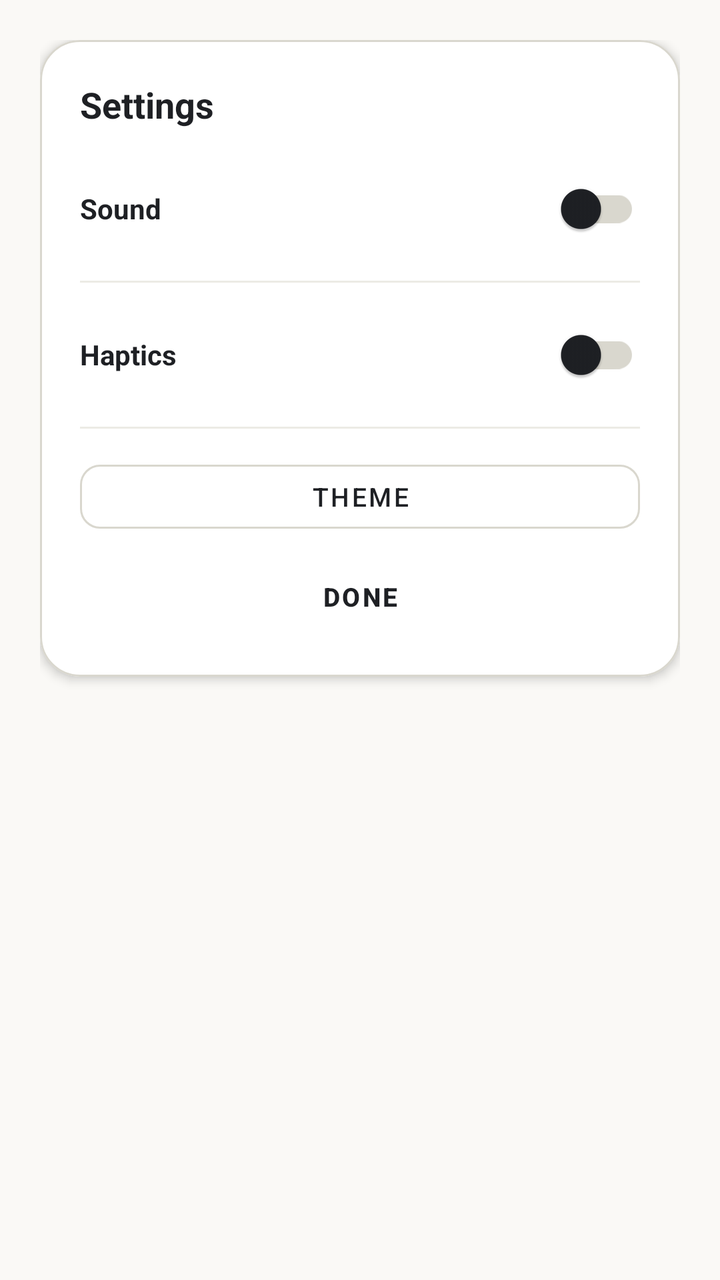
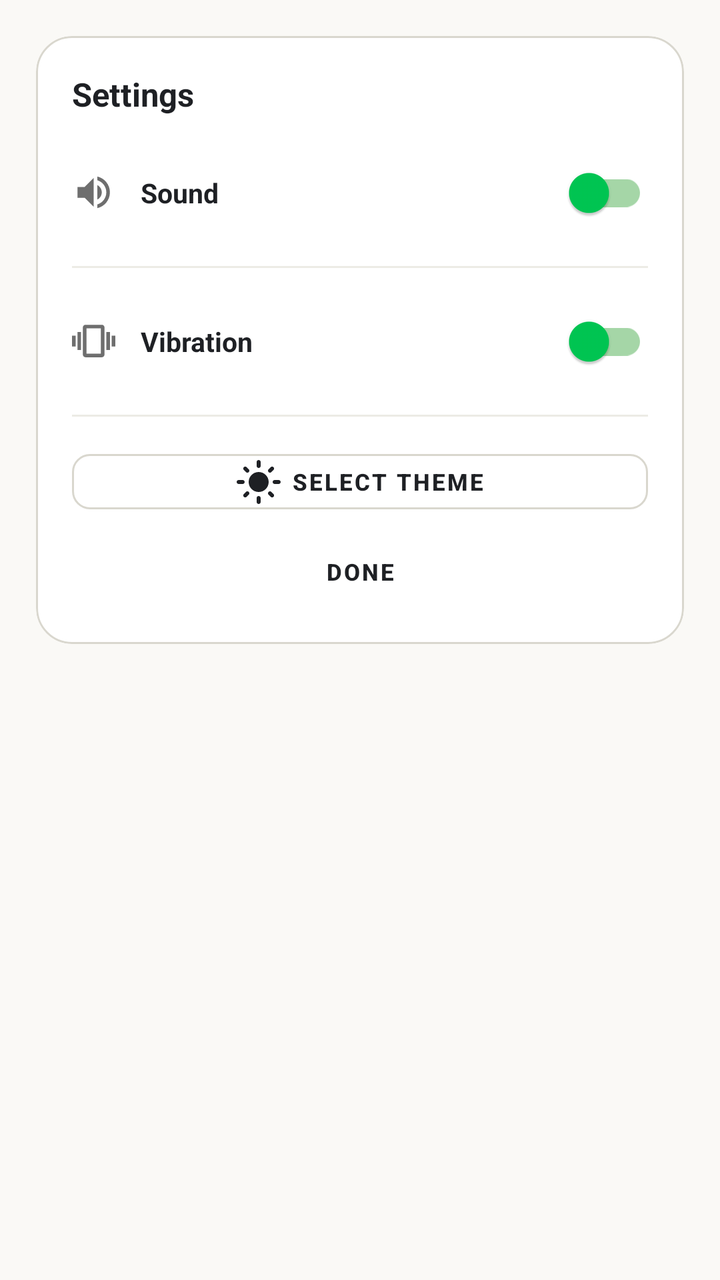

Screens rendered from an Android XML layout before and after an edit, with the pre-edit source and the edit as a unified diff.
<!-- AndroidManifest.xml: application theme Theme.NumberBlocks -->
<!-- res/layout/dialog_settings.xml -->
<?xml version="1.0" encoding="utf-8"?>
<LinearLayout xmlns:android="http://schemas.android.com/apk/res/android"
    xmlns:app="http://schemas.android.com/apk/res-auto"
    android:layout_width="match_parent"
    android:layout_height="wrap_content"
    android:background="@android:color/transparent"
    android:orientation="vertical"
    android:padding="20dp">

    <com.google.android.material.card.MaterialCardView
        android:layout_width="match_parent"
        android:layout_height="wrap_content"
        app:cardBackgroundColor="#FFFFFF"
        app:cardCornerRadius="20dp"
        app:cardElevation="3dp"
        app:strokeColor="#D9D7CE"
        app:strokeWidth="1dp">

        <LinearLayout
            android:layout_width="match_parent"
            android:layout_height="wrap_content"
            android:orientation="vertical"
            android:padding="20dp">

            <TextView
                android:layout_width="wrap_content"
                android:layout_height="wrap_content"
                android:text="Settings"
                android:textColor="#1E2024"
                android:textSize="18sp"
                android:textStyle="bold" />

            
            <LinearLayout
                android:layout_width="match_parent"
                android:layout_height="wrap_content"
                android:layout_marginTop="16dp"
                android:gravity="center_vertical"
                android:orientation="horizontal">

                <TextView
                    android:layout_width="0dp"
                    android:layout_height="wrap_content"
                    android:layout_weight="1"
                    android:text="Sound"
                    android:textColor="#1E2024"
                    android:textSize="14sp"
                    android:textStyle="bold" />

                <androidx.appcompat.widget.SwitchCompat
                    android:id="@+id/switch_sound"
                    android:layout_width="wrap_content"
                    android:layout_height="wrap_content"
                    app:thumbTint="#1E2024"
                    app:trackTint="#D9D7CE" />
            </LinearLayout>

            <View
                android:layout_width="match_parent"
                android:layout_height="1dp"
                android:layout_marginTop="12dp"
                android:layout_marginBottom="12dp"
                android:background="#ECEBE5" />

            
            <LinearLayout
                android:layout_width="match_parent"
                android:layout_height="wrap_content"
                android:gravity="center_vertical"
                android:orientation="horizontal">

                <TextView
                    android:layout_width="0dp"
                    android:layout_height="wrap_content"
                    android:layout_weight="1"
                    android:text="Haptics"
                    android:textColor="#1E2024"
                    android:textSize="14sp"
                    android:textStyle="bold" />

                <androidx.appcompat.widget.SwitchCompat
                    android:id="@+id/switch_haptics"
                    android:layout_width="wrap_content"
                    android:layout_height="wrap_content"
                    app:thumbTint="#1E2024"
                    app:trackTint="#D9D7CE" />
            </LinearLayout>

            <View
                android:layout_width="match_parent"
                android:layout_height="1dp"
                android:layout_marginTop="12dp"
                android:layout_marginBottom="12dp"
                android:background="#ECEBE5" />

            
            <Button
                android:id="@+id/btn_settings_change_theme"
                style="@style/Widget.MaterialComponents.Button.OutlinedButton"
                android:layout_width="match_parent"
                android:layout_height="44dp"
                android:text="Theme"
                android:textColor="#1E2024"
                android:textSize="13sp"
                app:cornerRadius="10dp"
                app:strokeColor="#D9D7CE" />

            <Button
                android:id="@+id/btn_close_settings"
                style="@style/Widget.MaterialComponents.Button.TextButton"
                android:layout_width="match_parent"
                android:layout_height="40dp"
                android:layout_marginTop="8dp"
                android:text="Done"
                android:textColor="#1E2024"
                android:textSize="13sp"
                android:textStyle="bold" />

        </LinearLayout>
    </com.google.android.material.card.MaterialCardView>
</LinearLayout>
<!-- resources referenced by this layout -->
<resources>
  <style name="Theme.NumberBlocks" parent="Theme.MaterialComponents.DayNight.NoActionBar">
          <item name="colorPrimary">@color/primary</item>
          <item name="colorPrimaryVariant">@color/primary_variant</item>
          <item name="colorSecondary">@color/secondary</item>
          <item name="android:statusBarColor">@color/background</item>
          <item name="android:navigationBarColor">@color/background</item>
          <item name="android:windowBackground">@color/background</item>
      </style>
  <color name="primary">#1E2024</color>
  <color name="primary_variant">#161719</color>
  <color name="secondary">#5A5D66</color>
  <color name="background">#FAF9F6</color>
</resources>

<!-- the commit's change to res/layout/dialog_settings.xml (unified diff, before → after) -->
@@ -5,61 +5,68 @@
     android:layout_height="wrap_content"
     android:background="@android:color/transparent"
     android:orientation="vertical"
-    android:padding="20dp">
+    android:padding="@dimen/dp_20">
 
     <com.google.android.material.card.MaterialCardView
         android:layout_width="match_parent"
         android:layout_height="wrap_content"
         app:cardBackgroundColor="#FFFFFF"
-        app:cardCornerRadius="20dp"
-        app:cardElevation="3dp"
+        app:cardCornerRadius="@dimen/dp_20"
+        app:cardElevation="@dimen/dp_3"
         app:strokeColor="#D9D7CE"
-        app:strokeWidth="1dp">
+        app:strokeWidth="@dimen/dp_1">
 
         <LinearLayout
             android:layout_width="match_parent"
             android:layout_height="wrap_content"
             android:orientation="vertical"
-            android:padding="20dp">
+            android:padding="@dimen/dp_20">
 
             <TextView
                 android:layout_width="wrap_content"
                 android:layout_height="wrap_content"
                 android:text="Settings"
                 android:textColor="#1E2024"
-                android:textSize="18sp"
+                android:textSize="@dimen/sp_18"
                 android:textStyle="bold" />
 
             
             <LinearLayout
                 android:layout_width="match_parent"
                 android:layout_height="wrap_content"
-                android:layout_marginTop="16dp"
+                android:layout_marginTop="@dimen/dp_16"
                 android:gravity="center_vertical"
                 android:orientation="horizontal">
+
+                <ImageView
+                    android:layout_width="@dimen/dp_24"
+                    android:layout_height="@dimen/dp_24"
+                    android:src="@drawable/ic_speaker"
+                    app:tint="#6E6E6E" />
 
                 <TextView
                     android:layout_width="0dp"
                     android:layout_height="wrap_content"
+                    android:layout_marginStart="@dimen/dp_14"
                     android:layout_weight="1"
                     android:text="Sound"
                     android:textColor="#1E2024"
-                    android:textSize="14sp"
+                    android:textSize="@dimen/sp_15"
                     android:textStyle="bold" />
 
                 <androidx.appcompat.widget.SwitchCompat
                     android:id="@+id/switch_sound"
                     android:layout_width="wrap_content"
                     android:layout_height="wrap_content"
-                    app:thumbTint="#1E2024"
-                    app:trackTint="#D9D7CE" />
+                    app:thumbTint="#00C853"
+                    app:trackTint="#A5D6A7" />
             </LinearLayout>
 
             <View
                 android:layout_width="match_parent"
-                android:layout_height="1dp"
-                android:layout_marginTop="12dp"
-                android:layout_marginBottom="12dp"
+                android:layout_height="@dimen/dp_1"
+                android:layout_marginTop="@dimen/dp_14"
+                android:layout_marginBottom="@dimen/dp_14"
                 android:background="#ECEBE5" />
 
             
@@ -69,28 +76,35 @@
                 android:gravity="center_vertical"
                 android:orientation="horizontal">
 
+                <ImageView
+                    android:layout_width="@dimen/dp_24"
+                    android:layout_height="@dimen/dp_24"
+                    android:src="@drawable/ic_vibrate"
+                    app:tint="#6E6E6E" />
+
                 <TextView
                     android:layout_width="0dp"
                     android:layout_height="wrap_content"
+                    android:layout_marginStart="@dimen/dp_14"
                     android:layout_weight="1"
-                    android:text="Haptics"
+                    android:text="Vibration"
                     android:textColor="#1E2024"
-                    android:textSize="14sp"
+                    android:textSize="@dimen/sp_15"
                     android:textStyle="bold" />
 
                 <androidx.appcompat.widget.SwitchCompat
                     android:id="@+id/switch_haptics"
                     android:layout_width="wrap_content"
                     android:layout_height="wrap_content"
-                    app:thumbTint="#1E2024"
-                    app:trackTint="#D9D7CE" />
+                    app:thumbTint="#00C853"
+                    app:trackTint="#A5D6A7" />
             </LinearLayout>
 
             <View
                 android:layout_width="match_parent"
-                android:layout_height="1dp"
-                android:layout_marginTop="12dp"
-                android:layout_marginBottom="12dp"
+                android:layout_height="@dimen/dp_1"
+                android:layout_marginTop="@dimen/dp_14"
+                android:layout_marginBottom="@dimen/dp_14"
                 android:background="#ECEBE5" />
 
             
@@ -98,22 +112,26 @@
                 android:id="@+id/btn_settings_change_theme"
                 style="@style/Widget.MaterialComponents.Button.OutlinedButton"
                 android:layout_width="match_parent"
-                android:layout_height="44dp"
-                android:text="Theme"
+                android:layout_height="@dimen/dp_44"
+                android:text="Select Theme"
                 android:textColor="#1E2024"
-                android:textSize="13sp"
-                app:cornerRadius="10dp"
+                android:textSize="@dimen/sp_13"
+                android:textStyle="bold"
+                app:icon="@drawable/ic_sun"
+                app:iconTint="#1E2024"
+                app:iconGravity="textStart"
+                app:cornerRadius="@dimen/dp_10"
                 app:strokeColor="#D9D7CE" />
 
             <Button
                 android:id="@+id/btn_close_settings"
                 style="@style/Widget.MaterialComponents.Button.TextButton"
                 android:layout_width="match_parent"
-                android:layout_height="40dp"
-                android:layout_marginTop="8dp"
+                android:layout_height="@dimen/dp_40"
+                android:layout_marginTop="@dimen/dp_8"
                 android:text="Done"
                 android:textColor="#1E2024"
-                android:textSize="13sp"
+                android:textSize="@dimen/sp_13"
                 android:textStyle="bold" />
 
         </LinearLayout>
<!-- resource entries referenced after the edit -->
@@ -1,5 +1,48 @@
 <!-- resources referenced by this layout -->
 <resources>
+  <dimen name="dp_1">1.00dp</dimen>
+  <dimen name="dp_10">10.00dp</dimen>
+  <dimen name="dp_14">14.00dp</dimen>
+  <dimen name="dp_16">16.00dp</dimen>
+  <dimen name="dp_20">20.00dp</dimen>
+  <dimen name="dp_24">24.00dp</dimen>
+  <dimen name="dp_3">3.00dp</dimen>
+  <dimen name="dp_40">40.00dp</dimen>
+  <dimen name="dp_44">44.00dp</dimen>
+  <dimen name="dp_8">8.00dp</dimen>
+  <dimen name="sp_13">13.00sp</dimen>
+  <dimen name="sp_15">15.00sp</dimen>
+  <dimen name="sp_18">18.00sp</dimen>
+  <!-- drawable ic_speaker (drawable) -->
+  <vector xmlns:android="http://schemas.android.com/apk/res/android"
+      android:width="24dp"
+      android:height="24dp"
+      android:viewportWidth="24"
+      android:viewportHeight="24">
+      <path
+          android:fillColor="#FF000000"
+          android:pathData="M3,9v6h4l5,5V4L7,9H3zm13.5,3c0,-1.77 -1.02,-3.29 -2.5,-4.03v8.05c1.48,-0.73 2.5,-2.25 2.5,-4.02zM14,3.23v2.06c2.89,0.86 5,3.54 5,6.71s-2.11,5.85 -5,6.71v2.06c4.01,-0.91 7,-4.49 7,-8.77s-2.99,-7.86 -7,-8.77z"/>
+  </vector>
+  <!-- drawable ic_sun (drawable) -->
+  <vector xmlns:android="http://schemas.android.com/apk/res/android"
+      android:width="24dp"
+      android:height="24dp"
+      android:viewportWidth="24"
+      android:viewportHeight="24">
+      <path
+          android:fillColor="#FF000000"
+          android:pathData="M12,7c-2.76,0 -5,2.24 -5,5s2.24,5 5,5 5,-2.24 5,-5 -2.24,-5 -5,-5zM2,13h2c0.55,0 1,-0.45 1,-1s-0.45,-1 -1,-1L2,11c-0.55,0 -1,0.45 -1,1s0.45,1 1,1zm18,0h2c0.55,0 1,-0.45 1,-1s-0.45,-1 -1,-1h-2c-0.55,0 -1,0.45 -1,1s0.45,1 1,1zM11,2v2c0,0.55 0.45,1 1,1s1,-0.45 1,-1L13,2c0,-0.55 -0.45,-1 -1,-1s-1,0.45 -1,1zm0,18v2c0,0.55 0.45,1 1,1s1,-0.45 1,-1v-2c0,-0.55 -0.45,-1 -1,-1s-1,0.45 -1,1zM5.99,4.58c-0.39,-0.39 -1.03,-0.39 -1.41,0s-0.39,1.03 0,1.41l1.06,1.06c0.39,0.39 1.03,0.39 1.41,0s0.39,-1.03 0,-1.41L5.99,4.58zm12.37,12.37c-0.39,-0.39 -1.03,-0.39 -1.41,0s-0.39,1.03 0,1.41l1.06,1.06c0.39,0.39 1.03,0.39 1.41,0s0.39,-1.03 0,-1.41l-1.06,-1.06zm1.06,-10.96c0.39,-0.39 0.39,-1.03 0,-1.41s-1.03,-0.39 -1.41,0l-1.06,1.06c-0.39,0.39 -0.39,1.03 0,1.41s1.03,0.39 1.41,0l1.06,-1.06zM7.05,18.36c0.39,-0.39 0.39,-1.03 0,-1.41s-1.03,-0.39 -1.41,0l-1.06,1.06c-0.39,0.39 -0.39,1.03 0,1.41s1.03,0.39 1.41,0l1.06,-1.06z"/>
+  </vector>
+  <!-- drawable ic_vibrate (drawable) -->
+  <vector xmlns:android="http://schemas.android.com/apk/res/android"
+      android:width="24dp"
+      android:height="24dp"
+      android:viewportWidth="24"
+      android:viewportHeight="24">
+      <path
+          android:fillColor="#FF000000"
+          android:pathData="M0,15h2V9H0v6zm3,2h2V7H3v10zm19,-8v6h2V9h-2zm-3,8h2V7h-2v10zM16.5,3h-9C6.67,3 6,3.67 6,4.5v15c0,0.83 0.67,1.5 1.5,1.5h9c0.83,0 1.5,-0.67 1.5,-1.5v-15c0,-0.83 -0.67,-1.5 -1.5,-1.5zM16,19H8V5h8v14z"/>
+  </vector>
   <style name="Theme.NumberBlocks" parent="Theme.MaterialComponents.DayNight.NoActionBar">
           <item name="colorPrimary">@color/primary</item>
           <item name="colorPrimaryVariant">@color/primary_variant</item>
